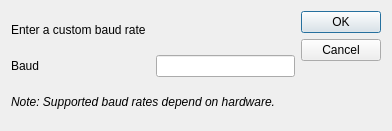
First picture: the form in setcustombaud.ui, repository AKstatistics/QtSerialParser, before the edit.
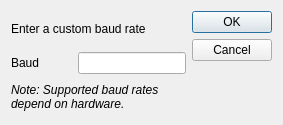
Second picture: the form after the edit.

Patch:
```diff
--- a/setcustombaud.ui
+++ b/setcustombaud.ui
@@ -6,10 +6,16 @@
    <rect>
     <x>0</x>
     <y>0</y>
-    <width>392</width>
-    <height>131</height>
+    <width>283</width>
+    <height>125</height>
    </rect>
   </property>
+  <property name="sizePolicy">
+   <sizepolicy hsizetype="Preferred" vsizetype="Preferred">
+    <horstretch>0</horstretch>
+    <verstretch>0</verstretch>
+   </sizepolicy>
+  </property>
   <property name="windowTitle">
    <string>Dialog</string>
   </property>
```
Left out of the diff: 5 changed lines with no effect on the pictures.
